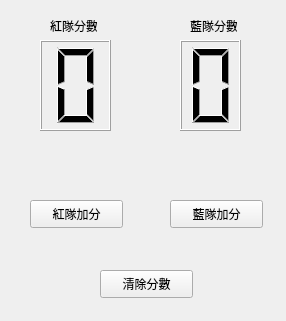
Above: src/ui/mainui.ui from RuiChen0101/ttesScoreBoard before the change. Below: the same form after it.
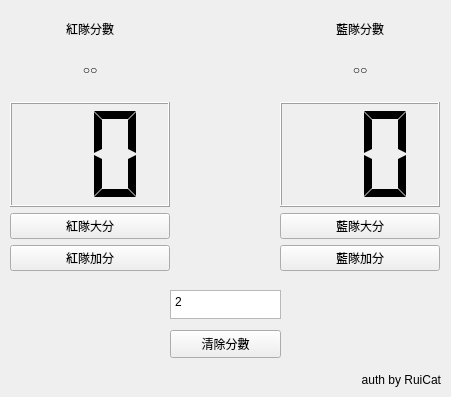
That is the form after the change.

Patch:
```diff
--- a/src/ui/mainui.ui
+++ b/src/ui/mainui.ui
@@ -6,46 +6,32 @@
    <rect>
     <x>0</x>
     <y>0</y>
-    <width>286</width>
-    <height>321</height>
+    <width>451</width>
+    <height>397</height>
    </rect>
   </property>
+  <property name="minimumSize">
+   <size>
+    <width>451</width>
+    <height>397</height>
+   </size>
+  </property>
+  <property name="maximumSize">
+   <size>
+    <width>451</width>
+    <height>397</height>
+   </size>
+  </property>
   <property name="windowTitle">
    <string>MainWindow</string>
   </property>
   <widget class="QWidget" name="centralwidget">
-   <widget class="QPushButton" name="redAdd">
-    <property name="geometry">
-     <rect>
-      <x>30</x>
-      <y>200</y>
-      <width>93</width>
-      <height>28</height>
-     </rect>
-    </property>
-    <property name="text">
-     <string>紅隊加分</string>
-    </property>
-   </widget>
-   <widget class="QPushButton" name="blueAdd">
-    <property name="geometry">
-     <rect>
-      <x>170</x>
-      <y>200</y>
-      <width>93</width>
-      <height>28</height>
-     </rect>
-    </property>
-    <property name="text">
-     <string>藍隊加分</string>
-    </property>
-   </widget>
    <widget class="QPushButton" name="scoreClear">
     <property name="geometry">
      <rect>
-      <x>100</x>
-      <y>270</y>
-      <width>93</width>
+      <x>170</x>
+      <y>330</y>
+      <width>111</width>
       <height>28</height>
      </rect>
     </property>
@@ -53,62 +39,164 @@
      <string>清除分數</string>
     </property>
    </widget>
-   <widget class="QLCDNumber" name="radScore">
+   <widget class="QWidget" name="verticalLayoutWidget">
     <property name="geometry">
      <rect>
-      <x>40</x>
-      <y>40</y>
-      <width>71</width>
-      <height>91</height>
+      <x>10</x>
+      <y>20</y>
+      <width>160</width>
+      <height>251</height>
      </rect>
     </property>
-    <property name="digitCount">
-     <number>1</number>
-    </property>
-    <property name="intValue" stdset="0">
-     <number>0</number>
-    </property>
+    <layout class="QVBoxLayout" name="verticalLayout" stretch="0,1,2,0,0">
+     <item>
+      <widget class="QLabel" name="label">
+       <property name="text">
+        <string>紅隊分數</string>
+       </property>
+       <property name="alignment">
+        <set>Qt::AlignCenter</set>
+       </property>
+      </widget>
+     </item>
+     <item>
+      <widget class="QLabel" name="redBig">
+       <property name="text">
+        <string>○○</string>
+       </property>
+       <property name="alignment">
+        <set>Qt::AlignCenter</set>
+       </property>
+      </widget>
+     </item>
+     <item>
+      <widget class="QLCDNumber" name="radScore">
+       <property name="digitCount">
+        <number>2</number>
+       </property>
+       <property name="segmentStyle">
+        <enum>QLCDNumber::Flat</enum>
+       </property>
+       <property name="intValue" stdset="0">
+        <number>0</number>
+       </property>
+      </widget>
+     </item>
+     <item>
+      <widget class="QPushButton" name="redAdd_2">
+       <property name="text">
+        <string>紅隊大分</string>
+       </property>
+      </widget>
+     </item>
+     <item>
+      <widget class="QPushButton" name="redAdd">
+       <property name="text">
+        <string>紅隊加分</string>
+       </property>
+      </widget>
+     </item>
+    </layout>
    </widget>
-   <widget class="QLCDNumber" name="blueScore">
+   <widget class="QWidget" name="verticalLayoutWidget_2">
     <property name="geometry">
      <rect>
-      <x>180</x>
-      <y>40</y>
-      <width>61</width>
-      <height>91</height>
+      <x>280</x>
+      <y>20</y>
+      <width>160</width>
+      <height>251</height>
      </rect>
     </property>
-    <property name="digitCount">
-     <number>1</number>
-    </property>
-    <property name="intValue" stdset="0">
-     <number>0</number>
-    </property>
+    <layout class="QVBoxLayout" name="verticalLayout_2" stretch="0,1,2,0,0">
+     <item>
+      <widget class="QLabel" name="label_2">
+       <property name="text">
+        <string>藍隊分數</string>
+       </property>
+       <property name="alignment">
+        <set>Qt::AlignCenter</set>
+       </property>
+      </widget>
+     </item>
+     <item>
+      <widget class="QLabel" name="blueBig">
+       <property name="text">
+        <string>○○</string>
+       </property>
+       <property name="alignment">
+        <set>Qt::AlignCenter</set>
+       </property>
+      </widget>
+     </item>
+     <item>
+      <widget class="QLCDNumber" name="blueScore">
+       <property name="digitCount">
+        <number>2</number>
+       </property>
+       <property name="segmentStyle">
+        <enum>QLCDNumber::Flat</enum>
+       </property>
+       <property name="intValue" stdset="0">
+        <number>0</number>
+       </property>
+      </widget>
+     </item>
+     <item>
+      <widget class="QPushButton" name="blueAdd_2">
+       <property name="text">
+        <string>藍隊大分</string>
+       </property>
+      </widget>
+     </item>
+     <item>
+      <widget class="QPushButton" name="blueAdd">
+       <property name="text">
+        <string>藍隊加分</string>
+       </property>
+      </widget>
+     </item>
+    </layout>
    </widget>
-   <widget class="QLabel" name="label">
+   <widget class="QTextEdit" name="roundSet">
     <property name="geometry">
      <rect>
-      <x>50</x>
-      <y>20</y>
-      <width>47</width>
-      <height>12</height>
+      <x>170</x>
+      <y>290</y>
+      <width>111</width>
+      <height>29</height>
      </rect>
     </property>
-    <property name="text">
-     <string>紅隊分數</string>
+    <property name="verticalScrollBarPolicy">
+     <enum>Qt::ScrollBarAlwaysOff</enum>
     </property>
+    <property name="horizontalScrollBarPolicy">
+     <enum>Qt::ScrollBarAlwaysOff</enum>
+    </property>
+    <property name="html">
+     <string>&lt;!DOCTYPE HTML PUBLIC &quot;-//W3C//DTD HTML 4.0//EN&quot; &quot;http://www.w3.org/TR/REC-html40/strict.dtd&quot;&gt;
+&lt;html&gt;&lt;head&gt;&lt;meta name=&quot;qrichtext&quot; content=&quot;1&quot; /&gt;&lt;style type=&quot;text/css&quot;&gt;
+p, li { white-space: pre-wrap; }
+&lt;/style&gt;&lt;/head&gt;&lt;body style=&quot; font-family:'PMingLiU'; font-size:9pt; font-weight:400; font-style:normal;&quot;&gt;
+&lt;p style=&quot; margin-top:0px; margin-bottom:0px; margin-left:0px; margin-right:0px; -qt-block-indent:0; text-indent:0px;&quot;&gt;2&lt;/p&gt;&lt;/body&gt;&lt;/html&gt;</string>
+    </property>
+    <property name="placeholderText">
+     <string>大分</string>
+    </property>
    </widget>
-   <widget class="QLabel" name="label_2">
+   <widget class="QLabel" name="author">
     <property name="geometry">
      <rect>
-      <x>190</x>
-      <y>20</y>
-      <width>47</width>
-      <height>12</height>
+      <x>350</x>
+      <y>370</y>
+      <width>91</width>
+      <height>20</height>
      </rect>
     </property>
     <property name="text">
-     <string>藍隊分數</string>
+     <string>auth by RuiCat</string>
+    </property>
+    <property name="alignment">
+     <set>Qt::AlignRight|Qt::AlignTrailing|Qt::AlignVCenter</set>
     </property>
    </widget>
   </widget>
```
Left out of the diff: 2 changed lines with no effect on the pictures.
